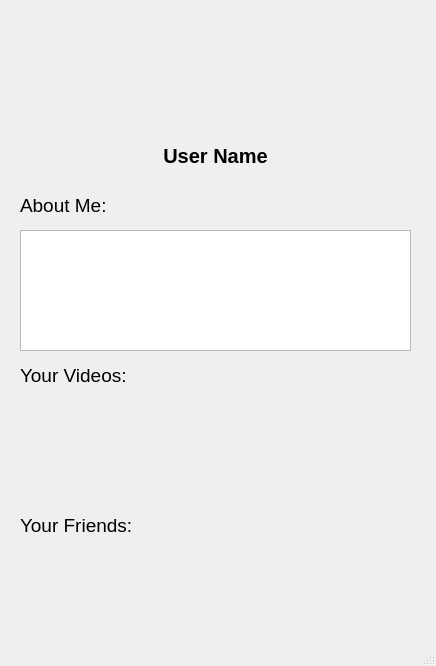
This is friendprofile.ui in aes001/cpp_tomeo as Qt 5 draws it before an edit. The edited form follows.
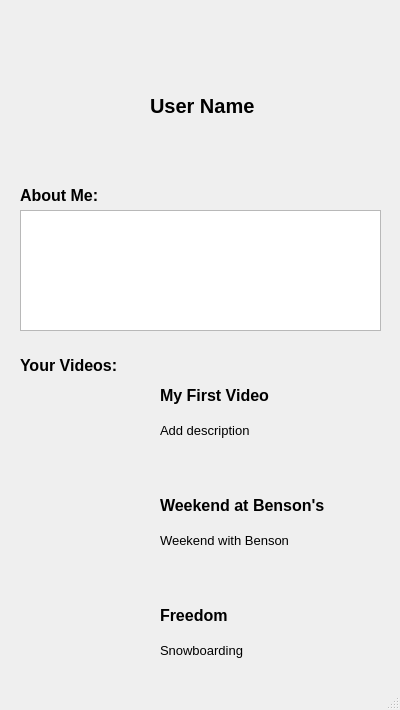
This is the edited form. Icons and pictures are not drawn.

Diff of the .ui file:
```diff
--- a/friendprofile.ui
+++ b/friendprofile.ui
@@ -6,8 +6,8 @@
    <rect>
     <x>0</x>
     <y>0</y>
-    <width>436</width>
-    <height>666</height>
+    <width>400</width>
+    <height>710</height>
    </rect>
   </property>
   <property name="windowTitle">
@@ -17,9 +17,9 @@
    <widget class="QLabel" name="profileImage">
     <property name="geometry">
      <rect>
-      <x>100</x>
-      <y>10</y>
-      <width>231</width>
+      <x>20</x>
+      <y>50</y>
+      <width>111</width>
       <height>111</height>
      </rect>
     </property>
@@ -36,9 +36,9 @@
    <widget class="QLabel" name="userName">
     <property name="geometry">
      <rect>
-      <x>90</x>
-      <y>130</y>
-      <width>251</width>
+      <x>150</x>
+      <y>80</y>
+      <width>231</width>
       <height>51</height>
      </rect>
     </property>
@@ -55,21 +55,22 @@
      <bool>true</bool>
     </property>
     <property name="alignment">
-     <set>Qt::AlignCenter</set>
+     <set>Qt::AlignLeading|Qt::AlignLeft|Qt::AlignVCenter</set>
     </property>
    </widget>
    <widget class="QLabel" name="aboutMe">
     <property name="geometry">
      <rect>
       <x>20</x>
-      <y>190</y>
+      <y>180</y>
       <width>291</width>
       <height>31</height>
      </rect>
     </property>
     <property name="font">
      <font>
-      <pointsize>14</pointsize>
+      <pointsize>12</pointsize>
+      <bold>true</bold>
      </font>
     </property>
     <property name="text">
@@ -80,8 +81,8 @@
     <property name="geometry">
      <rect>
       <x>20</x>
-      <y>230</y>
-      <width>391</width>
+      <y>210</y>
+      <width>361</width>
       <height>121</height>
      </rect>
     </property>
@@ -92,34 +93,206 @@
       <x>20</x>
       <y>350</y>
       <width>291</width>
-      <height>51</height>
+      <height>31</height>
      </rect>
     </property>
     <property name="font">
      <font>
-      <pointsize>14</pointsize>
+      <pointsize>12</pointsize>
+      <bold>true</bold>
      </font>
     </property>
     <property name="text">
      <string>Your Videos: </string>
     </property>
    </widget>
-   <widget class="QLabel" name="userFriends">
+   <widget class="QPushButton" name="backButton">
     <property name="geometry">
      <rect>
+      <x>10</x>
+      <y>10</y>
+      <width>16</width>
+      <height>24</height>
+     </rect>
+    </property>
+    <property name="icon">
+     <iconset>
+      <activeon>:/Assets/arrow.png</activeon>
+     </iconset>
+    </property>
+    <property name="flat">
+     <bool>true</bool>
+    </property>
+   </widget>
+   <widget class="QLabel" name="video_thumb1">
+    <property name="geometry">
+     <rect>
       <x>20</x>
-      <y>510</y>
-      <width>291</width>
+      <y>380</y>
+      <width>121</width>
+      <height>81</height>
+     </rect>
+    </property>
+    <property name="text">
+     <string/>
+    </property>
+    <property name="pixmap">
+     <pixmap resource="icons.qrc">:/Assets/videoThumbnail1.jpg</pixmap>
+    </property>
+    <property name="scaledContents">
+     <bool>true</bool>
+    </property>
+   </widget>
+   <widget class="QLabel" name="video_title1">
+    <property name="geometry">
+     <rect>
+      <x>160</x>
+      <y>380</y>
+      <width>221</width>
       <height>31</height>
      </rect>
     </property>
     <property name="font">
      <font>
-      <pointsize>14</pointsize>
+      <pointsize>12</pointsize>
+      <bold>true</bold>
      </font>
     </property>
     <property name="text">
-     <string>Your Friends: </string>
+     <string>My First Video</string>
+    </property>
+   </widget>
+   <widget class="QLabel" name="video_desc1">
+    <property name="geometry">
+     <rect>
+      <x>160</x>
+      <y>420</y>
+      <width>221</width>
+      <height>21</height>
+     </rect>
+    </property>
+    <property name="font">
+     <font>
+      <pointsize>10</pointsize>
+      <bold>false</bold>
+     </font>
+    </property>
+    <property name="text">
+     <string>Add description</string>
+    </property>
+   </widget>
+   <widget class="QLabel" name="video_desc2">
+    <property name="geometry">
+     <rect>
+      <x>160</x>
+      <y>530</y>
+      <width>221</width>
+      <height>21</height>
+     </rect>
+    </property>
+    <property name="font">
+     <font>
+      <pointsize>10</pointsize>
+      <bold>false</bold>
+     </font>
+    </property>
+    <property name="text">
+     <string>Weekend with Benson</string>
+    </property>
+   </widget>
+   <widget class="QLabel" name="video_thumb2">
+    <property name="geometry">
+     <rect>
+      <x>20</x>
+      <y>490</y>
+      <width>121</width>
+      <height>81</height>
+     </rect>
+    </property>
+    <property name="text">
+     <string/>
+    </property>
+    <property name="pixmap">
+     <pixmap resource="icons.qrc">:/Assets/videoThumbnail3.jpg</pixmap>
+    </property>
+    <property name="scaledContents">
+     <bool>true</bool>
+    </property>
+   </widget>
+   <widget class="QLabel" name="video_title2">
+    <property name="geometry">
+     <rect>
+      <x>160</x>
+      <y>490</y>
+      <width>221</width>
+      <height>31</height>
+     </rect>
+    </property>
+    <property name="font">
+     <font>
+      <pointsize>12</pointsize>
+      <bold>true</bold>
+     </font>
+    </property>
+    <property name="text">
+     <string>Weekend at Benson's</string>
+    </property>
+   </widget>
+   <widget class="QLabel" name="video_thumb3">
+    <property name="geometry">
+     <rect>
+      <x>20</x>
+      <y>600</y>
+      <width>121</width>
+      <height>81</height>
+     </rect>
+    </property>
+    <property name="text">
+     <string/>
+    </property>
+    <property name="pixmap">
+     <pixmap resource="icons.qrc">:/Assets/videoThumbnail2.jpg</pixmap>
+    </property>
+    <property name="scaledContents">
+     <bool>true</bool>
+    </property>
+   </widget>
+   <widget class="QLabel" name="video_desc3">
+    <property name="geometry">
+     <rect>
+      <x>160</x>
+      <y>640</y>
+      <width>221</width>
+      <height>21</height>
+     </rect>
+    </property>
+    <property name="font">
+     <font>
+      <pointsize>10</pointsize>
+      <bold>false</bold>
+     </font>
+    </property>
+    <property name="text">
+     <string>Snowboarding</string>
+    </property>
+   </widget>
+   <widget class="QLabel" name="video_title3">
+    <property name="geometry">
+     <rect>
+      <x>160</x>
+      <y>600</y>
+      <width>221</width>
+      <height>31</height>
+     </rect>
+    </property>
+    <property name="font">
+     <font>
+      <pointsize>12</pointsize>
+      <bold>true</bold>
+     </font>
+    </property>
+    <property name="text">
+     <string>Freedom</string>
     </property>
    </widget>
   </widget>
```
Left out of the diff: 8 changed lines with no effect on the pictures.
